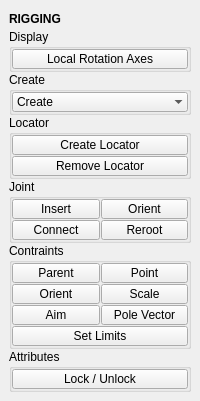
The window that tentacle/ui/rigging.ui (m3trik/tentacle) describes before a commit, drawn with Qt 5.
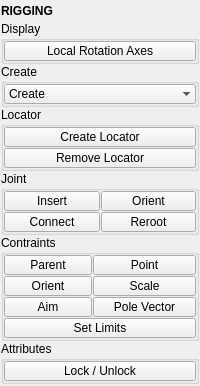
The same window after the commit. Custom widgets are drawn as their Qt base class.

What changed in the file:
```diff
--- a/tentacle/ui/rigging.ui
+++ b/tentacle/ui/rigging.ui
@@ -33,6 +33,18 @@
     </size>
    </property>
    <layout class="QVBoxLayout" name="verticalLayout_2">
+    <property name="leftMargin">
+     <number>1</number>
+    </property>
+    <property name="topMargin">
+     <number>1</number>
+    </property>
+    <property name="rightMargin">
+     <number>1</number>
+    </property>
+    <property name="bottomMargin">
+     <number>1</number>
+    </property>
     <item>
      <layout class="QVBoxLayout" name="verticalLayout">
       <property name="spacing">
@@ -628,16 +640,16 @@
    <extends>QLabel</extends>
    <header>uitk.widgets.header.Header.h</header>
   </customwidget>
-  <customwidget>
-   <class>PushButton</class>
-   <extends>QPushButton</extends>
-   <header>widgets.pushbutton.h</header>
-  </customwidget>
   <customwidget>
    <class>ComboBox</class>
    <extends>QComboBox</extends>
    <header>uitk.widgets.comboBox.ComboBox.h</header>
   </customwidget>
+  <customwidget>
+   <class>PushButton</class>
+   <extends>QPushButton</extends>
+   <header>widgets.pushbutton.h</header>
+  </customwidget>
  </customwidgets>
  <resources/>
  <connections/>
```
